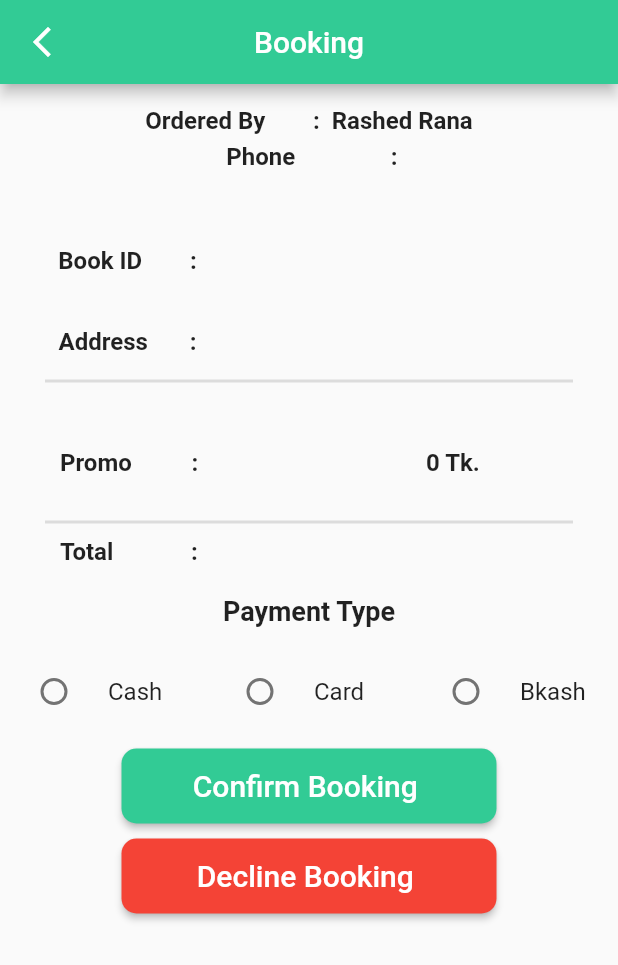
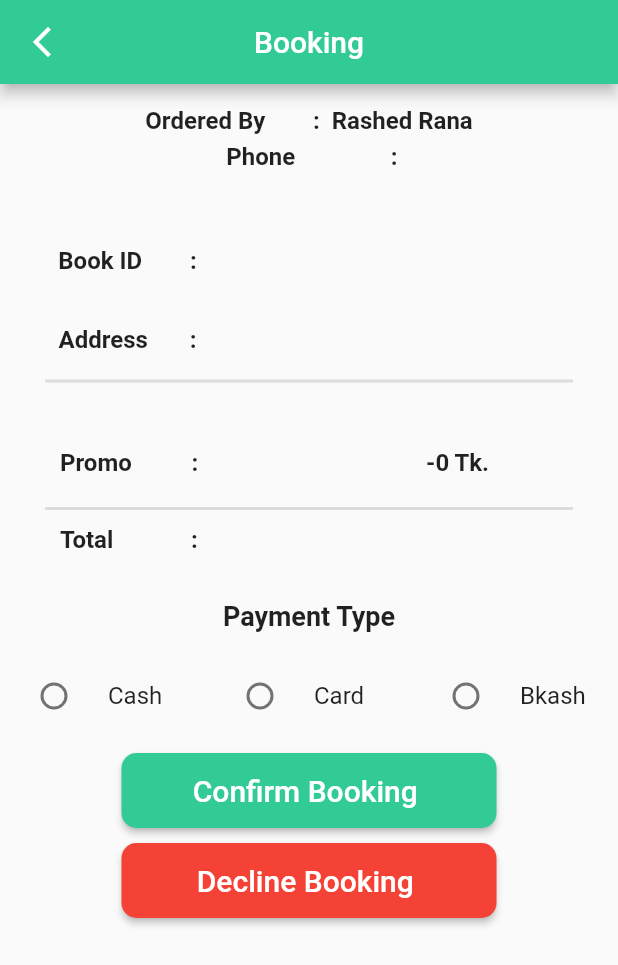
Before and after one commit to Shafaqulhamim/mobile_cleaning_service, a Flutter app: the BookDetailsCleaner screen opened directly with empty values, on a phone screen of 412 x 824 dp. Shown: the top 965 px of the screen. Run offline on Flutter 3.47's test engine with Material 2 defaults, Android fonts, the phone set to English and light mode, and no system bars; our stand-ins replace bloc, cloud_firestore, dartz, date_time_picker, firebase_auth, firebase_core and 7 more; accounts and stored records are empty.

Commit message:
design fixed

```diff
--- a/lib/view/pages/Booking_cleaner.dart
+++ b/lib/view/pages/Booking_cleaner.dart
@@ -66,7 +66,7 @@ class _BookDetailsCleanerState extends State<BookDetailsCleaner> {
                 //mainAxisAlignment: MainAxisAlignment.spaceBetween,
                 children: [
                   SizedBox(
-                    height: 5,
+                    height: 1,
                   ),
                   Container(
                     height: 80,
@@ -79,7 +79,7 @@ class _BookDetailsCleanerState extends State<BookDetailsCleaner> {
                               fontSize: 16, fontWeight: FontWeight.bold),
                         ),
                         SizedBox(
-                          height: 35,
+                          height: 34,
                         ),
                         Text(
                           "Address       :",
@@ -190,7 +190,7 @@ class _BookDetailsCleanerState extends State<BookDetailsCleaner> {
                             height: 5,
                           ),
                           Text(
-                            "        0 Tk.         ",
+                            "        -0 Tk.         ",
                             style: TextStyle(
                                 fontSize: 16, fontWeight: FontWeight.bold),
                           )
@@ -202,13 +202,16 @@ class _BookDetailsCleanerState extends State<BookDetailsCleaner> {
               ),
             ),
             const Divider(
-              height: 20,
+              height: 2,
               thickness: 2,
               indent: 30,
               endIndent: 30,
             ),
             Row(
               children: [
+                SizedBox(
+                  height: 40,
+                ),
                 Padding(
                   padding: const EdgeInsets.only(left: 40),
                   child: Text(
```
